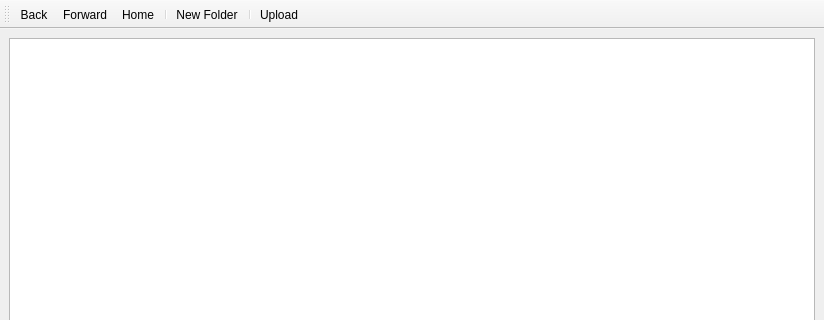
Old version of the form src/mainwindow.ui in the repository googlebot-xx/qskydrive-explorer; both pictures show x 0 to 824 and y 0 to 320 of the 824 by 595 pixel window.
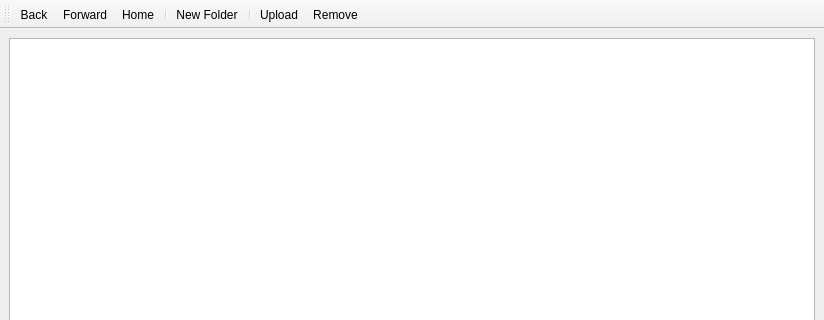
New version of the form. Icons and pictures are not drawn.

Commit message: Add upload and delete buttons to the toolbar.

Patch:
```diff
--- a/src/mainwindow.ui
+++ b/src/mainwindow.ui
@@ -41,6 +41,7 @@
    <addaction name="actionNewFolder"/>
    <addaction name="separator"/>
    <addaction name="actionUpload"/>
+   <addaction name="actionRemove"/>
   </widget>
   <action name="actionBack">
    <property name="icon">
@@ -95,6 +96,14 @@
     <string>Upload</string>
    </property>
   </action>
+  <action name="actionRemove">
+   <property name="icon">
+    <iconset theme="remove"/>
+   </property>
+   <property name="text">
+    <string>Remove</string>
+   </property>
+  </action>
  </widget>
  <resources/>
  <connections/>
```
Left out of the diff: 2 changed lines with no effect on the pictures.
